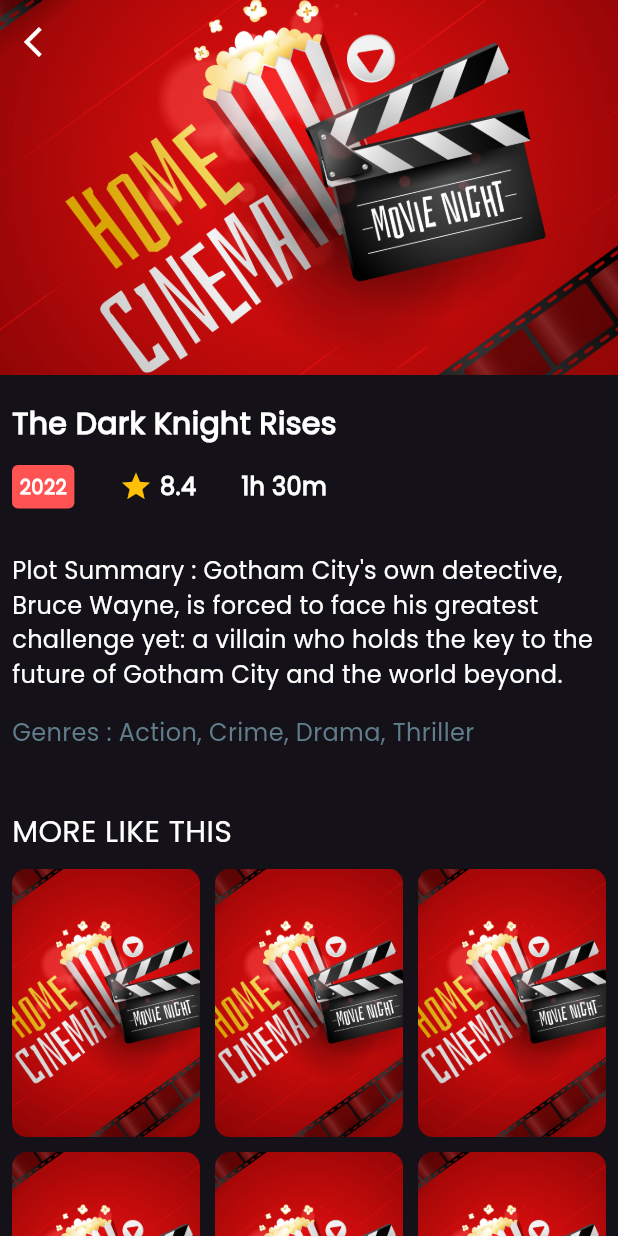
After one commit to Moatasem-Official/Movies_App, a Flutter app: the MovieDetailsScreen screen opened by its route, on a phone screen of 412 x 824 dp. The commit adds this screen. Run offline on Flutter 3.47's test engine with Material 3 defaults, Android fonts, the phone set to English and light mode, and no system bars; our stand-ins replace carousel_slider, dartz, device_preview, dio, equatable, flutter_svg and 4 more; missing offline and left inert: responsive_navigation_bar; generated files the repository leaves out were written again.

Commit message:
Design Movie Details Screen

```diff
--- /dev/null
+++ b/lib/Movies/features/display_different_movies_types/presentation/screens/movie_details_screen.dart
@@ -0,0 +1,152 @@
+import 'package:flutter/material.dart';
+
+class MovieDetailsScreen extends StatelessWidget {
+  const MovieDetailsScreen({super.key});
+
+  @override
+  Widget build(BuildContext context) {
+    return Scaffold(
+      body: CustomScrollView(
+        slivers: [
+          SliverAppBar(
+            leading: GestureDetector(
+              onTap: () => Navigator.pop(context),
+              child: const Icon(Icons.arrow_back_ios, color: Colors.white),
+            ),
+            backgroundColor: Colors.black.withAlpha(180),
+            surfaceTintColor: Colors.black.withAlpha(180),
+            elevation: 0,
+            pinned: true,
+            expandedHeight: 250,
+            flexibleSpace: FlexibleSpaceBar(
+              background: Image.asset(
+                "assets/images/1852.jpg",
+                fit: BoxFit.cover,
+              ),
+            ),
+          ),
+          SliverToBoxAdapter(child: const SizedBox(height: 10)),
+          SliverToBoxAdapter(
+            child: Padding(
+              padding: const EdgeInsets.all(8.0),
+              child: const Text(
+                "The Dark Knight Rises",
+                style: TextStyle(
+                  color: Colors.white,
+                  fontSize: 20,
+                  fontWeight: FontWeight.bold,
+                ),
+              ),
+            ),
+          ),
+          SliverToBoxAdapter(child: const SizedBox(height: 5)),
+          SliverToBoxAdapter(
+            child: Row(
+              children: [
+                const SizedBox(width: 8),
+                Container(
+                  padding: EdgeInsets.all(5),
+                  alignment: Alignment.center,
+                  decoration: BoxDecoration(
+                    color: Colors.redAccent,
+                    borderRadius: BorderRadius.circular(4),
+                  ),
+                  child: const Text(
+                    "2022",
+                    style: TextStyle(
+                      color: Colors.white,
+                      fontSize: 13,
+                      fontWeight: FontWeight.w600,
+                    ),
+                  ),
+                ),
+                const SizedBox(width: 30),
+                Row(
+                  spacing: 5,
+                  children: [
+                    Icon(Icons.star, size: 22, color: Colors.amber),
+                    const Text(
+                      "8.4",
+                      style: TextStyle(
+                        color: Colors.white,
+                        fontSize: 16,
+                        fontWeight: FontWeight.w700,
+                      ),
+                    ),
+                  ],
+                ),
+                const SizedBox(width: 30),
+                Text(
+                  '1h 30m',
+                  style: TextStyle(
+                    color: Colors.white,
+                    fontSize: 16,
+                    fontWeight: FontWeight.w700,
+                  ),
+                ),
+              ],
+            ),
+          ),
+          SliverToBoxAdapter(child: const SizedBox(height: 30)),
+          SliverToBoxAdapter(
+            child: Padding(
+              padding: const EdgeInsets.only(left: 8),
+              child: const Text(
+                "Plot Summary : Gotham City's own detective, Bruce Wayne, is forced to face his greatest challenge yet: a villain who holds the key to the future of Gotham City and the world beyond.",
+                style: TextStyle(color: Colors.white, fontSize: 16),
+              ),
+            ),
+          ),
+          SliverToBoxAdapter(child: const SizedBox(height: 16)),
+          SliverToBoxAdapter(
+            child: Padding(
+              padding: const EdgeInsets.only(left: 8),
+              child: const Text(
+                "Genres : Action, Crime, Drama, Thriller",
+                style: TextStyle(color: Colors.blueGrey, fontSize: 16),
+              ),
+            ),
+          ),
+          SliverToBoxAdapter(child: const SizedBox(height: 40)),
+          SliverToBoxAdapter(
+            child: Padding(
+              padding: const EdgeInsets.only(left: 8),
+              child: const Text(
+                "MORE LIKE THIS",
+                style: TextStyle(color: Colors.white, fontSize: 20),
+              ),
+            ),
+          ),
+          SliverToBoxAdapter(child: const SizedBox(height: 10)),
+          SliverToBoxAdapter(
+            child: GridView.builder(
+              physics: const NeverScrollableScrollPhysics(),
+              shrinkWrap: true,
+              padding: const EdgeInsets.only(left: 8, right: 8),
+              scrollDirection: Axis.vertical,
+              gridDelegate: const SliverGridDelegateWithFixedCrossAxisCount(
+                crossAxisCount: 3,
+                mainAxisSpacing: 10,
+                crossAxisSpacing: 10,
+                childAspectRatio: 0.7,
+              ),
+              itemCount: 12,
+              itemBuilder: (context, index) => Container(
+                width: 120,
+                height: 200,
+                decoration: BoxDecoration(
+                  borderRadius: BorderRadius.circular(10),
+                  image: const DecorationImage(
+                    image: AssetImage("assets/images/1852.jpg"),
+                    fit: BoxFit.cover,
+                  ),
+                ),
+              ),
+            ),
+          ),
+          SliverToBoxAdapter(child: const SizedBox(height: 20)),
+        ],
+      ),
+    );
+  }
+}
--- a/lib/Movies/features/display_different_movies_types/presentation/screens/see_all_elements_list_screen.dart
+++ b/lib/Movies/features/display_different_movies_types/presentation/screens/see_all_elements_list_screen.dart
@@ -21,9 +21,9 @@ class SeeAllElementsListScreen extends StatelessWidget {
         surfaceTintColor: Colors.black.withAlpha(180),
         elevation: 0,
         centerTitle: true,
-        leading: IconButton(
-          icon: const Icon(Icons.arrow_back_ios, color: Colors.white),
-          onPressed: () => Navigator.pop(context),
+        leading: GestureDetector(
+          onTap: () => Navigator.pop(context),
+          child: const Icon(Icons.arrow_back_ios, color: Colors.white),
         ),
       ),
       body: Padding(
--- a/lib/Movies/features/display_different_movies_types/presentation/widgets/See_All_Elements_List_Screen/custom_card.dart
+++ b/lib/Movies/features/display_different_movies_types/presentation/widgets/See_All_Elements_List_Screen/custom_card.dart
@@ -1,11 +1,14 @@
 import 'package:flutter/material.dart';
+import 'package:movies_app/app/app_router.dart';
 
 class CustomCard extends StatelessWidget {
   const CustomCard({super.key});
 
   @override
   Widget build(BuildContext context) {
-    return Container(
+    return GestureDetector(
+      onTap: () => Navigator.pushNamed(context, AppRouter.movieDetailsScreen),
+      child: Container(
         margin: const EdgeInsets.only(left: 10, right: 10, bottom: 10),
         padding: const EdgeInsets.only(left: 10, right: 10),
         width: double.infinity,
@@ -101,6 +104,7 @@ class CustomCard extends StatelessWidget {
             ),
           ],
         ),
+      ),
     );
   }
 }
--- a/lib/app/app_router.dart
+++ b/lib/app/app_router.dart
@@ -1,6 +1,7 @@
 import 'package:flutter/material.dart';
 import 'package:flutter/widgets.dart';
 import 'package:movies_app/Movies/features/display_different_movies_types/presentation/screens/app_home_screen.dart';
+import 'package:movies_app/Movies/features/display_different_movies_types/presentation/screens/movie_details_screen.dart';
 import 'package:movies_app/Movies/features/display_different_movies_types/presentation/screens/movies_home_screen.dart';
 import 'package:movies_app/Movies/features/display_different_movies_types/presentation/screens/see_all_elements_list_screen.dart';
 import 'package:movies_app/Movies/features/display_different_movies_types/presentation/screens/splash_screen.dart';
@@ -10,6 +11,7 @@ class AppRouter {
   static const String appHomeScreen = '/appHomeScreen';
   static const String moviesHomeScreen = '/moviesHomeScreen';
   static const String seeAllElementsListScreen = '/seeAllElementsListScreen';
+  static const String movieDetailsScreen = '/movieDetailsScreen';
 
   static Route? onGenerateRoute(RouteSettings settings) {
     switch (settings.name) {
@@ -21,6 +23,8 @@ class AppRouter {
         return MaterialPageRoute(builder: (_) => MoviesHomeScreen());
       case seeAllElementsListScreen:
         return MaterialPageRoute(builder: (_) => SeeAllElementsListScreen());
+      case movieDetailsScreen:
+        return MaterialPageRoute(builder: (_) => MovieDetailsScreen());
       default:
         return null;
     }
```
Lines whose indentation alone changed are shown as unchanged.
